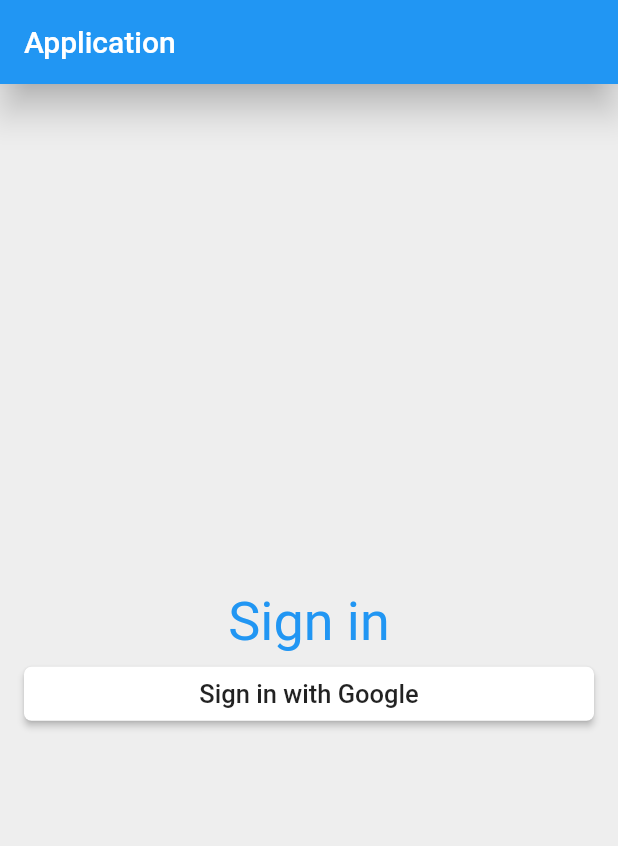
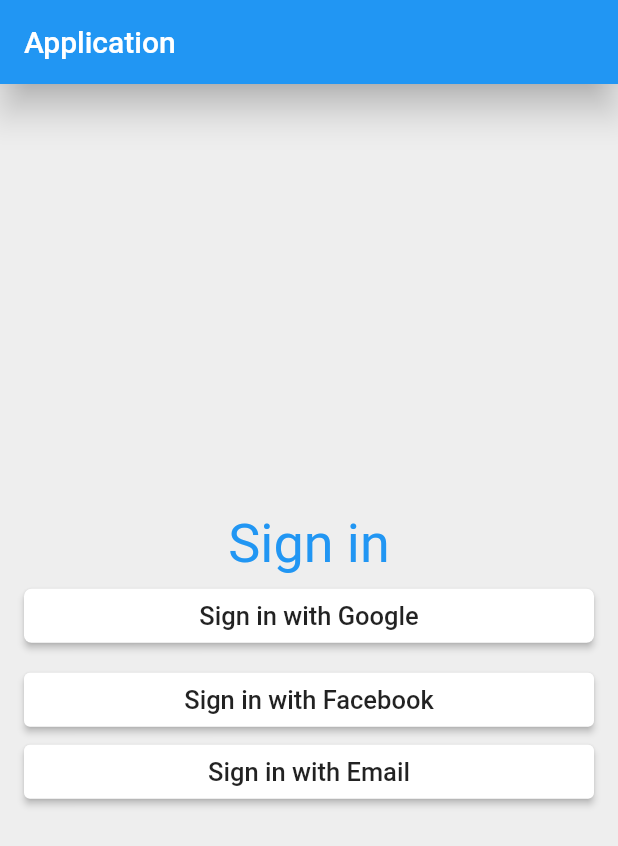
Before and after one commit to shivamgupta7837/SigninPage, a Flutter app: the screen it shows after launch, on a phone screen of 412 x 824 dp. Shown: the top 846 px of the screen. Run offline on Flutter 3.47's test engine with Material 2 defaults, Android fonts, the phone set to English and light mode, and no system bars; our stand-ins replace google_fonts.

Commit message:
git statusInstead of repeating the code we can do make a different class  and reuse it

```diff
--- a/lib/CustomWidget.dart
+++ b/lib/CustomWidget.dart
@@ -1,23 +1,23 @@
-// import 'package:flutter/material.dart';
-//
-//
-//
-// class CustomWidget extends StatelessWidget {
-//    const CustomWidget({required this.child,required this.color,required this.borderRadius,required this.onPressed});
-//
-//   final Widget child;
-//   final Color? color;
-//   final double borderRadius;
-//   final VoidCallback? onPressed;
-//
-//   @override
-//   Widget build(BuildContext context) {
-//     return ElevatedButton(
-//       style: ElevatedButton.styleFrom(
-//         primary: Colors.white,shape:RoundedRectangleBorder(
-//           borderRadius: BorderRadius.circular(borderRadius)),),
-//       onPressed: onPressed,
-//       child: child,
-//     );
-//   }
-// }
+import 'package:flutter/material.dart';
+
+
+
+class CustomWidget extends StatelessWidget {
+   const CustomWidget({required this.child,required this.color,required this.borderRadius,required this.onPressed});
+
+  final Widget child;
+  final Color? color;
+  final double borderRadius;
+  final VoidCallback? onPressed;
+
+  @override
+  Widget build(BuildContext context) {
+    return ElevatedButton(
+      style: ElevatedButton.styleFrom(
+        primary: Colors.white,shape:RoundedRectangleBorder(
+          borderRadius: BorderRadius.circular(borderRadius)),),
+      onPressed: onPressed,
+      child: child,
+    );
+  }
+}
--- a/lib/signin_page.dart
+++ b/lib/signin_page.dart
@@ -41,7 +41,8 @@ class SigninPage extends StatelessWidget {
                     borderRadius: BorderRadius.circular(5.0)),),
               onPressed: (){},
                 child: const Text("Sign in with Google",style: TextStyle(color: Colors.black87,fontSize: 17),),),
-       //    ElevatedButton(
+//       !!Instead of repeating the code we can do make a different class  and reuse it
+        //    ElevatedButton(
         //
         //         style: ElevatedButton.styleFrom(primary: Colors.white,
         //           shape:RoundedRectangleBorder(
@@ -56,19 +57,19 @@ class SigninPage extends StatelessWidget {
         //             borderRadius: BorderRadius.circular(5.0)),),
         //       onPressed: (){},
         //         child: const Text("Sign in with Gmail",style: TextStyle(color: Colors.black87,fontSize: 17),),),
-        //     const SizedBox(height: 8.0,),
-        //     CustomWidget(child: const Text("Sign in with Facebook",
-        //       style: TextStyle(color: Colors.black87,fontSize: 17),),
-        //       color:Colors.white,
-        //       borderRadius:4.0,
-        //       onPressed: (){},
-        //          ),
-        //     CustomWidget(child: const Text("Sign in with Email",
-        //       style: TextStyle(color: Colors.black87,fontSize: 17),),
-        //       color:Colors.white,
-        //       borderRadius:4.0,
-        //       onPressed: (){},
-        //          ),
+            const SizedBox(height: 8.0,),
+            CustomWidget(child: const Text("Sign in with Facebook",
+              style: TextStyle(color: Colors.black87,fontSize: 17),),
+              color:Colors.white,
+              borderRadius:4.0,
+              onPressed: (){},
+                 ),
+            CustomWidget(child: const Text("Sign in with Email",
+              style: TextStyle(color: Colors.black87,fontSize: 17),),
+              color:Colors.white,
+              borderRadius:4.0,
+              onPressed: (){},
+                 ),
           ],
         ),
     );
```
